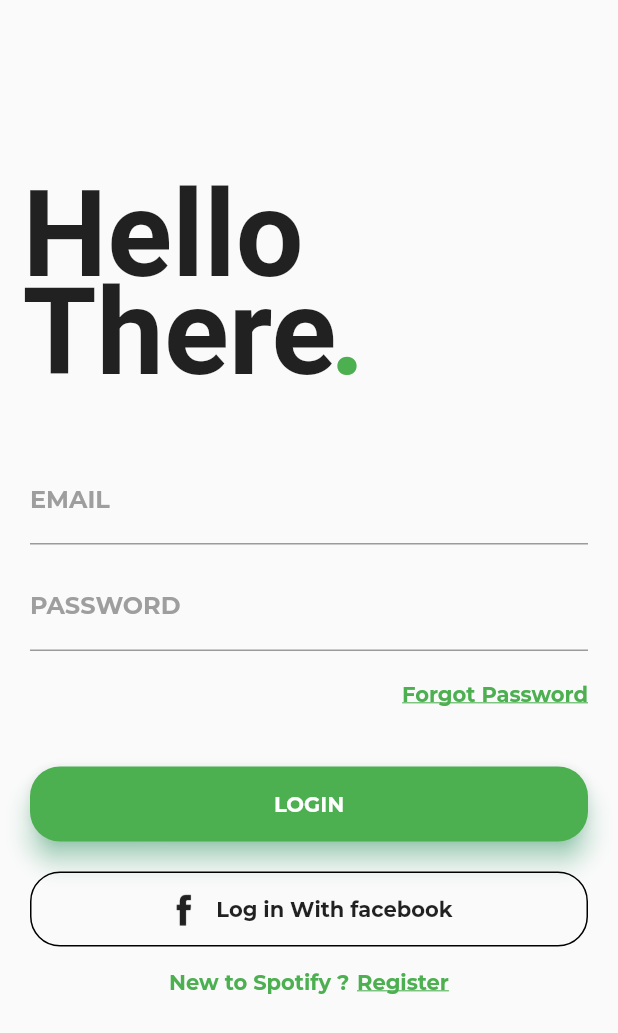
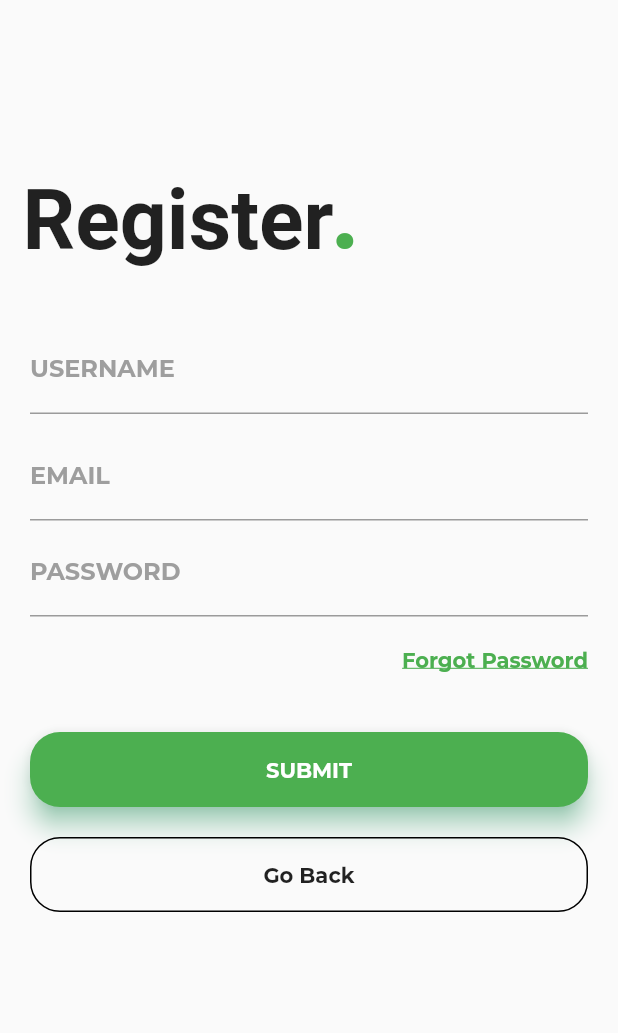
Before and after one commit to kokodavid/messagingappui, a Flutter app: the screen it shows after launch, after a tap on "Register", on a phone screen of 412 x 824 dp. Shown: the top 1033 px of the screen. Run offline on Flutter 3.47's test engine with Material 2 defaults, Android fonts, the phone set to English and light mode, and no system bars; project files that could hold a hidden picture were left out.

Commit message:
Complete signup.dart page

```diff
--- a/lib/main.dart
+++ b/lib/main.dart
@@ -1,5 +1,6 @@
 import 'package:flutter/material.dart';
 import 'package:flutter/widgets.dart';
+import 'package:messagingappui/signup.dart';
 import 'package:messagingappui/widgets/EmailTextForm.dart';
 import 'package:messagingappui/widgets/PasswordTextForm.dart';
 
@@ -13,6 +14,9 @@ class MyApp extends StatelessWidget {
   Widget build(BuildContext context) {
     return MaterialApp(
     home: new MyHomePage(),
+      routes: <String, WidgetBuilder>{
+      '/signup': (BuildContext context) => new SignUpPage()
+      },
       debugShowCheckedModeBanner: false,
     );
   }
@@ -151,7 +155,9 @@ class _MyHomePageState extends State<MyHomePage> {
                 width: 5.0,
               ),
               InkWell(
-                onTap: () {},
+                onTap: () {
+                  Navigator.of(context).pushNamed('/signup');
+                },
                 child: Text('Register',
                 style: TextStyle(
                   color: Colors.green,
--- a/lib/signup.dart
+++ b/lib/signup.dart
@@ -0,0 +1,126 @@
+import 'package:flutter/cupertino.dart';
+import 'package:flutter/material.dart';
+import 'package:messagingappui/widgets/EmailTextForm.dart';
+import 'package:messagingappui/widgets/NickNameTextForm.dart';
+import 'package:messagingappui/widgets/PasswordTextForm.dart';
+
+class SignUpPage extends StatefulWidget {
+  @override
+  _SignUpPageState createState() => _SignUpPageState();
+}
+
+class _SignUpPageState extends State<SignUpPage> {
+  @override
+  Widget build(BuildContext context) {
+    return new Scaffold(
+      resizeToAvoidBottomPadding: false,
+      body: Column(
+        crossAxisAlignment: CrossAxisAlignment.start,
+        children: <Widget>[
+          Container(
+            child: Stack(
+              children: <Widget>[
+
+                Container(
+                  padding: EdgeInsets.fromLTRB(15.0, 115, 0.0, 0.0),
+                  child: Text('Register',style: TextStyle(fontSize: 55.0 , fontWeight: FontWeight.bold),),
+                ),
+                Container(
+                  padding: EdgeInsets.fromLTRB(220.0, 100.0, 0.0, 0.0),
+                  child: Text('.',style: TextStyle(fontSize: 70.0 , fontWeight: FontWeight.bold,color: Colors.green),),
+                )
+              ],
+            ),
+          ),
+          Container(
+            padding: EdgeInsets.only(top: 35,left: 20,right: 20),
+            child: Column(
+              children: <Widget>[
+                NickNameTextForm(),
+                SizedBox(
+                  height: 12.0,
+                ),
+                EmailTextForm(),
+                SizedBox(
+                  height: 5.0,
+                ),
+                PasswordTextForm(),
+                SizedBox(
+                  height: 5.0,
+                ),
+                Container(
+                  alignment: Alignment(1.0,0.0),
+                  padding: EdgeInsets.only(top: 15.0,left: 50.0),
+                  child: InkWell(
+                    child: Text('Forgot Password',
+                      style: TextStyle(
+                          color: Colors.green,
+                          fontWeight: FontWeight.bold,
+                          fontFamily: 'Montserrat',
+                          decoration: TextDecoration.underline
+                      ),),
+                  ),
+                ),
+                SizedBox(
+                  height: 40.0,),
+                Container(
+                  height: 50.0,
+                  child: Material(
+                    borderRadius: BorderRadius.circular(20.0),
+                    shadowColor: Colors.greenAccent,
+                    color: Colors.green,
+                    elevation: 7.0,
+                    child: GestureDetector(
+                      onTap: (){},
+                      child: Center(
+                        child: Text(
+                          'SUBMIT',
+                          style: TextStyle(
+                              color: Colors.white,
+                              fontFamily: 'Montserrat',
+                              fontWeight: FontWeight.bold
+                          ),
+                        ),
+                      ),
+                    ),
+                  ),
+                ),
+                SizedBox(
+                  height: 20.0,
+                ),
+                Container(
+                  height: 50.0,
+                  color: Colors.transparent,
+                  child: Container(
+                    decoration: BoxDecoration(
+                        border: Border.all(
+                            color: Colors.black,
+                            style: BorderStyle.solid
+                        ),
+                        color: Colors.transparent,
+                        borderRadius: BorderRadius.circular(20.0),
+                    ),
+                    child: InkWell(
+                      onTap: () {
+                        Navigator.of(context).pop();
+                      },
+                      child:
+                      Center(
+                        child: Text('Go Back',
+                            style: TextStyle(
+                                fontWeight: FontWeight.bold,
+                                fontFamily: 'Montserrat')),
+                      ),
+                    ),
+
+                  ),
+                ),
+              ],
+            ),
+          ),
+
+        ],
+      ),
+    );
+  }
+}
--- /dev/null
+++ b/lib/widgets/NickNameTextForm.dart
@@ -0,0 +1,23 @@
+import 'package:flutter/cupertino.dart';
+import 'package:flutter/material.dart';
+
+class NickNameTextForm extends StatelessWidget {
+  @override
+  Widget build(BuildContext context) {
+    return Container(
+      child:  TextField(
+        decoration: InputDecoration(
+            labelText: 'USERNAME',
+            labelStyle: TextStyle(
+                fontFamily: 'Montserrat',
+                fontWeight: FontWeight.bold,
+                color: Colors.grey
+            ),
+            focusedBorder: UnderlineInputBorder(
+                borderSide: BorderSide(color: Colors.green)
+            )
+        ),
+      ),
+    );
+  }
+}
```
